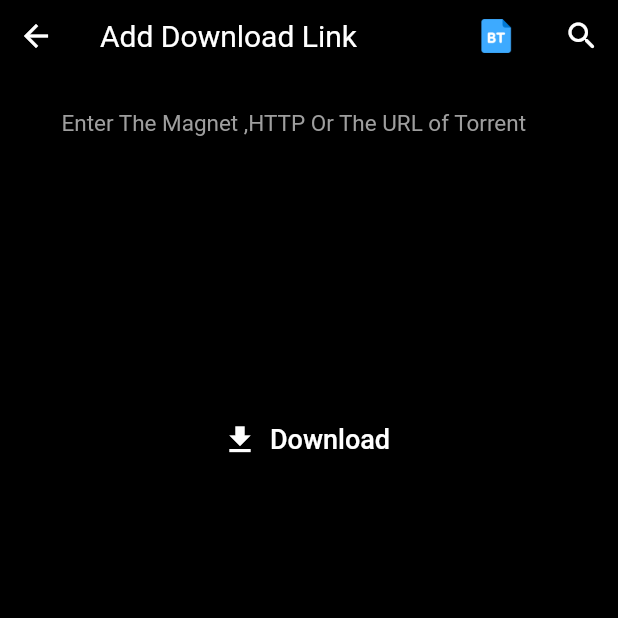
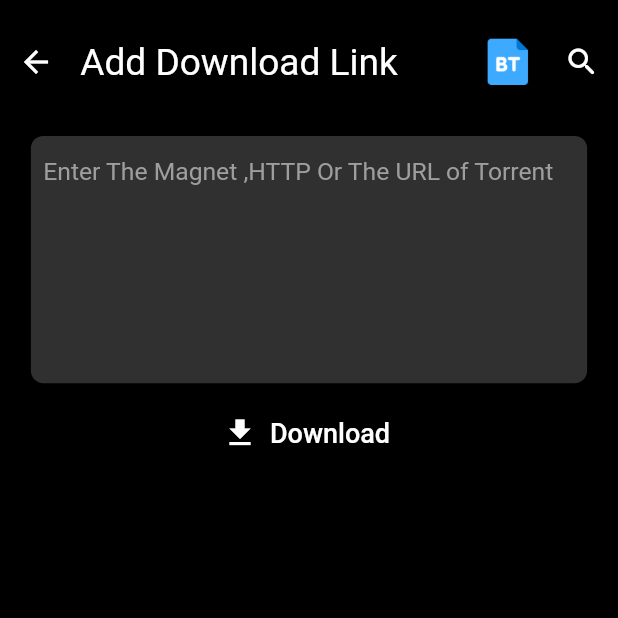
Before and after one commit to mraj555/play-it, a Flutter app: the Down screen opened directly, after a tap on the "add" icon, on a phone screen of 412 x 824 dp, the top half of it. Run offline on Flutter 3.47's test engine with Material 2 defaults, Android fonts, the phone set to English and light mode, and no system bars; our stand-ins replace google_fonts, on_audio_query, permission_handler, pinput; missing offline and left inert: photo_manager, underline_indicator; network calls fail.

Commit message:
File Added

```diff
--- a/lib/Download/download.dart
+++ b/lib/Download/download.dart
@@ -1,6 +1,7 @@
 import 'package:flutter/material.dart';
 import 'package:flutter/rendering.dart';
 import 'package:play_it/Download/_Privacy.dart';
+import 'package:play_it/Download/homepage.dart';
 import '../Nehal/Me/Downloadpage.dart';
 
 class Down extends StatefulWidget {
@@ -11,7 +12,8 @@ class Down extends StatefulWidget {
 class _DownState extends State<Down> {
   var groupValue = 0;
   var contoller = TextEditingController();
-  var addlinkcontoller = TextEditingController();
+  TextEditingController addlinkcontoller = TextEditingController();
+
   @override
   Widget build(BuildContext context) {
     Size size = MediaQuery.of(context).size;
@@ -22,12 +24,13 @@ class _DownState extends State<Down> {
           backgroundColor: Colors.black,
           actions: [
             IconButton(
-              onPressed: (){
-                Navigator.push(context, MaterialPageRoute(builder: (context)=>Privacy()));
+              onPressed: () {
+                Navigator.push(context,
+                    MaterialPageRoute(builder: (context) => Privacy()));
               },
               icon: ImageIcon(
                 AssetImage('assets/Icons/privacy.png'),
-                size: 30,
+                size: size.height * 0.2,
               ),
             ),
             IconButton(
@@ -35,14 +38,17 @@ class _DownState extends State<Down> {
               icon: Icon(
                 Icons.add,
                 color: Colors.white,
+                size: size.height * 0.04,
               ),
             ),
             IconButton(
               onPressed: () {
-                Navigator.push(context, MaterialPageRoute(builder: (context)=>Downloadpage()));
+                Navigator.push(context,
+                    MaterialPageRoute(builder: (context) => Downloadpage()));
               },
               icon: ImageIcon(
                 AssetImage('assets/Icons/setting.png'),
+                size: size.height * 0.2,
               ),
             ),
           ],
@@ -50,14 +56,17 @@ class _DownState extends State<Down> {
         body: Column(
           mainAxisAlignment: MainAxisAlignment.start,
           children: [
-            SizedBox(height: 150),
-            ImageIcon(AssetImage('assets/Icons/emptybox.png'), size: 100),
-            SizedBox(height: 20),
+            SizedBox(height: size.height * 0.2),
+            Image.asset(
+              'assets/Icons/emptybox.png',
+              height: size.height * 0.2,
+              width: size.width * 0.4,
+            ),
             Text(
               'No File',
               style: TextStyle(color: Colors.grey),
             ),
-            SizedBox(height: 20),
+            SizedBox(height: size.height * 0.01),
             ElevatedButton(
               onPressed: () {
                 Navigator.pop(context);
@@ -66,10 +75,12 @@ class _DownState extends State<Down> {
                 'Go To Download',
                 style: TextStyle(color: Colors.white),
               ),
-              style: ElevatedButton.styleFrom(primary: Colors.green),
+              style: ElevatedButton.styleFrom(
+                  primary: Color(0xff2bc877), fixedSize: Size(180, 15)),
             ),
-            SizedBox(height: 20),
+            SizedBox(height: size.height * 0.3),
             ListTile(
+              tileColor: Colors.grey[700],
               onTap: () {},
               leading: Icon(
                 Icons.phone_android_sharp,
@@ -87,10 +98,11 @@ class _DownState extends State<Down> {
   }
 
   _openadd() {
+    Size size = MediaQuery.of(context).size;
     Navigator.push(
-      context,
-      MaterialPageRoute(
-        builder: (context) => SafeArea(
+      context,PageRouteBuilder(
+      pageBuilder: (context,_,__,) =>
+       SafeArea(
           child: Scaffold(
             body: ListView(
               children: [
@@ -110,17 +122,19 @@ class _DownState extends State<Down> {
                         ),
                         Text(
                           'Add Download Link',
-                          style: TextStyle(color: Colors.white, fontSize: 20),
+                          style: TextStyle(
+                              color: Colors.white,
+                              fontSize: size.height * 0.03),
                         ),
                         SizedBox(
-                          width: 40,
+                          width: size.width * 0.1,
                         ),
                         GestureDetector(
                             onTap: () => _btfile(),
                             child: Image.asset(
                               'assets/Icons/pdf.png',
-                              height: 30,
-                              width: 30,
+                              height: size.height * 0.1,
+                              width: size.width * 0.1,
                             )),
                         IconButton(
                           onPressed: () => _search(),
@@ -133,18 +147,22 @@ class _DownState extends State<Down> {
                     ),
                     Container(
                       alignment: Alignment.topLeft,
-                      height: 200,
-                      width: 350,
-                      color: Colors.black,
-                      margin: EdgeInsets.all(10),
+                      height: size.height * 0.2,
+                      width: size.width * 0.9,
+                      decoration: BoxDecoration(
+                        borderRadius: BorderRadius.circular(size.height * 0.01),
+                        color: Colors.grey[850],
+                      ),
+                      margin: EdgeInsets.all(size.width *0.02),
                       child: TextField(
+                        cursorHeight: size.height * 0.03,
                         controller: addlinkcontoller,
                         decoration: InputDecoration(
-                            contentPadding: EdgeInsets.only(left: 10),
+                            contentPadding: EdgeInsets.only(left: size.width *0.02),
                             hintText:
                                 'Enter The Magnet ,HTTP Or The URL of Torrent',
                             hintStyle:
-                                TextStyle(color: Colors.grey, fontSize: 15),
+                                TextStyle(color: Colors.grey, fontSize: size.width * 0.04),
                             border: InputBorder.none),
                         cursorColor: Colors.green,
                         onChanged: (value) {
@@ -155,7 +173,7 @@ class _DownState extends State<Down> {
                       ),
                     ),
                     ElevatedButton.icon(
-                      onPressed: addlinkcontoller.text.isEmpty ? null : () {},
+                      onPressed:addlinkcontoller.text.isNotEmpty ? () {}:null,
                       icon: Icon(
                         Icons.download,
                         color: Colors.white,
@@ -166,7 +184,7 @@ class _DownState extends State<Down> {
                       ),
                       style: ElevatedButton.styleFrom(
                         primary: Color(0xff2bc877),
-                        fixedSize: Size(340, 50),
+                        fixedSize: Size(320, 50),
                       ),
                     ),
                   ],
--- a/lib/Video/video_tabbar.dart
+++ b/lib/Video/video_tabbar.dart
@@ -1,8 +1,8 @@
 import 'package:flutter/cupertino.dart';
 import 'package:flutter/material.dart';
 import 'package:google_fonts/google_fonts.dart';
+import 'package:play_it/Download/download.dart';
 import 'package:underline_indicator/underline_indicator.dart';
-
 import '../Madhav/Appbar/my_search.dart';
 
 class HomeVideo extends StatefulWidget {
@@ -85,7 +85,9 @@ class _HomeVideoState extends State<HomeVideo>
               splashRadius: 20,
             ),
             IconButton(
-              onPressed: () {},
+              onPressed: () {
+                Navigator.push(context, MaterialPageRoute(builder: (context)=>Down()));
+              },
               icon: ImageIcon(
                 AssetImage('assets/Icons/download_1.png'),
                 size: 24,
```
